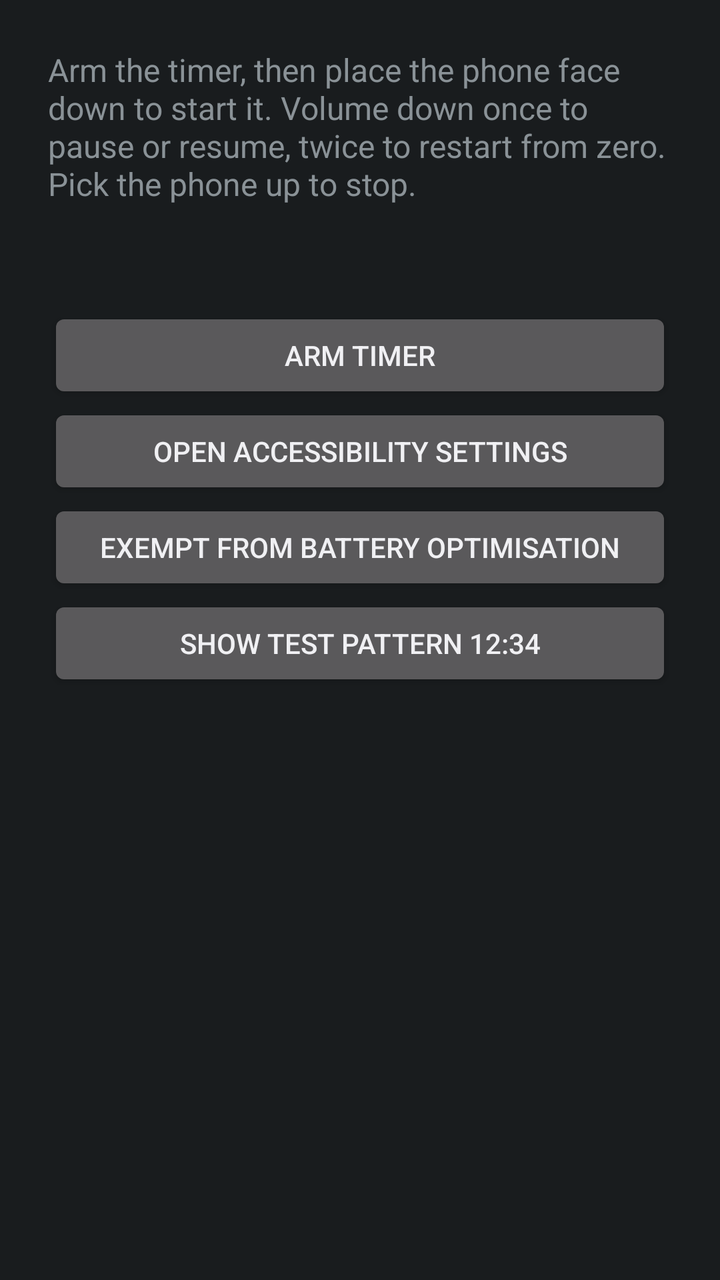
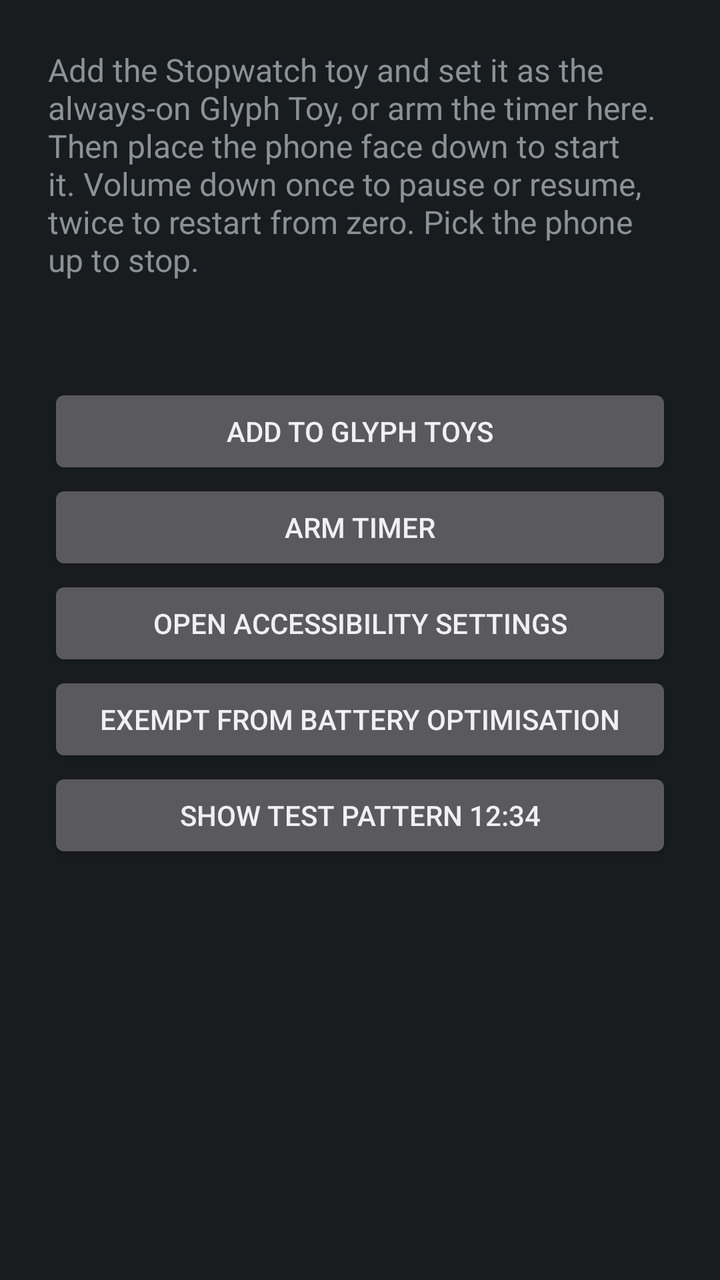

Compare the two renders of this Android layout. The source of the first and the diff that turns it into the second are given below.
<!-- AndroidManifest.xml: application theme android:Theme.DeviceDefault -->
<!-- res/layout/activity_main.xml -->
<?xml version="1.0" encoding="utf-8"?>
<ScrollView xmlns:android="http://schemas.android.com/apk/res/android"
    android:layout_width="match_parent"
    android:layout_height="match_parent"
    android:fitsSystemWindows="true">

    <LinearLayout
        android:layout_width="match_parent"
        android:layout_height="wrap_content"
        android:orientation="vertical"
        android:padding="24dp">

        <TextView
            android:layout_width="match_parent"
            android:layout_height="wrap_content"
            android:text="@string/intro"
            android:textSize="16sp" />

        <TextView
            android:id="@+id/status"
            android:layout_width="match_parent"
            android:layout_height="wrap_content"
            android:layout_marginTop="16dp"
            android:layout_marginBottom="16dp"
            android:fontFamily="monospace" />

        <Button
            android:id="@+id/arm"
            android:layout_width="match_parent"
            android:layout_height="wrap_content"
            android:text="@string/arm" />

        <Button
            android:id="@+id/accessibility"
            android:layout_width="match_parent"
            android:layout_height="wrap_content"
            android:text="@string/accessibility" />

        <Button
            android:id="@+id/battery"
            android:layout_width="match_parent"
            android:layout_height="wrap_content"
            android:text="@string/battery" />

        <Button
            android:id="@+id/test_pattern"
            android:layout_width="match_parent"
            android:layout_height="wrap_content"
            android:text="@string/test_pattern" />
    </LinearLayout>
</ScrollView>
<!-- resources referenced by this layout -->
<resources>
  <string name="accessibility">Open accessibility settings</string>
  <string name="arm">Arm timer</string>
  <string name="battery">Exempt from battery optimisation</string>
  <string name="intro">Arm the timer, then place the phone face down to start it. Volume down once to pause or resume, twice to restart from zero. Pick the phone up to stop.</string>
  <string name="test_pattern">Show test pattern 12:34</string>
</resources>

<!-- the commit's change to res/layout/activity_main.xml (unified diff, before → after) -->
@@ -25,6 +25,12 @@
             android:fontFamily="monospace" />
 
         <Button
+            android:id="@+id/toys"
+            android:layout_width="match_parent"
+            android:layout_height="wrap_content"
+            android:text="@string/toys" />
+
+        <Button
             android:id="@+id/arm"
             android:layout_width="match_parent"
             android:layout_height="wrap_content"
<!-- resource entries referenced after the edit -->
@@ -3,7 +3,8 @@
   <string name="accessibility">Open accessibility settings</string>
   <string name="arm">Arm timer</string>
   <string name="battery">Exempt from battery optimisation</string>
-  <string name="intro">Arm the timer, then place the phone face down to start it. Volume down once to pause or resume, twice to restart from zero. Pick the phone up to stop.</string>
+  <string name="intro">Add the Stopwatch toy and set it as the always-on Glyph Toy, or arm the timer here. Then place the phone face down to start it. Volume down once to pause or resume, twice to restart from zero. Pick the phone up to stop.</string>
   <string name="test_pattern">Show test pattern 12:34</string>
+  <string name="toys">Add to Glyph Toys</string>
 </resources>
 
